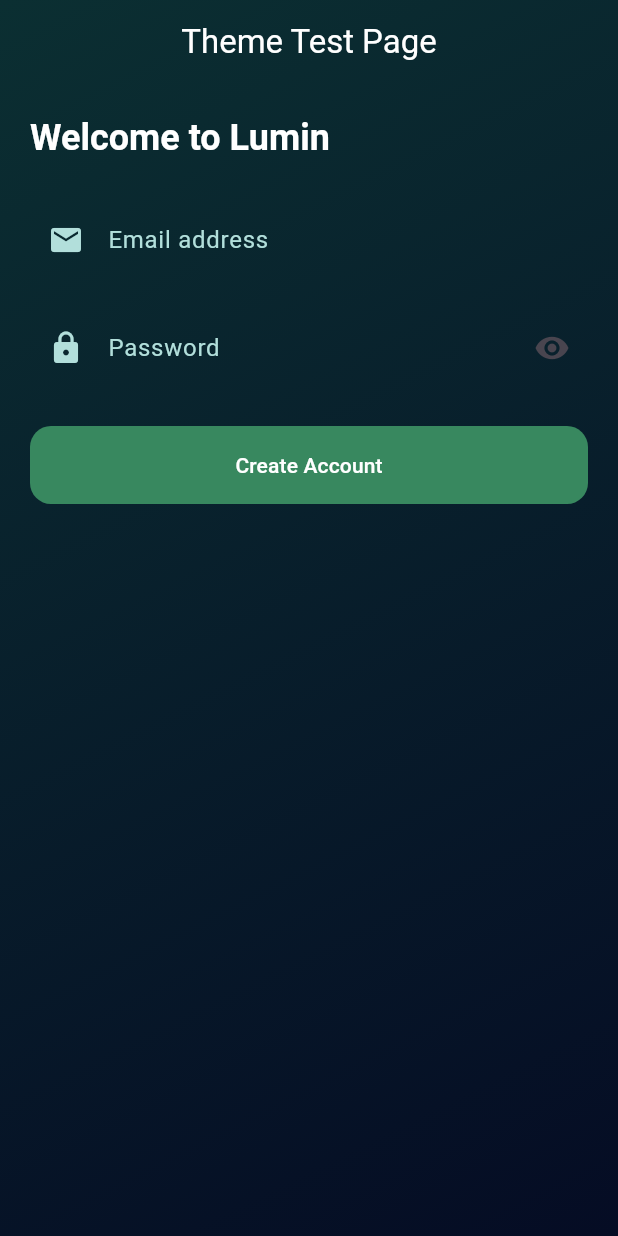
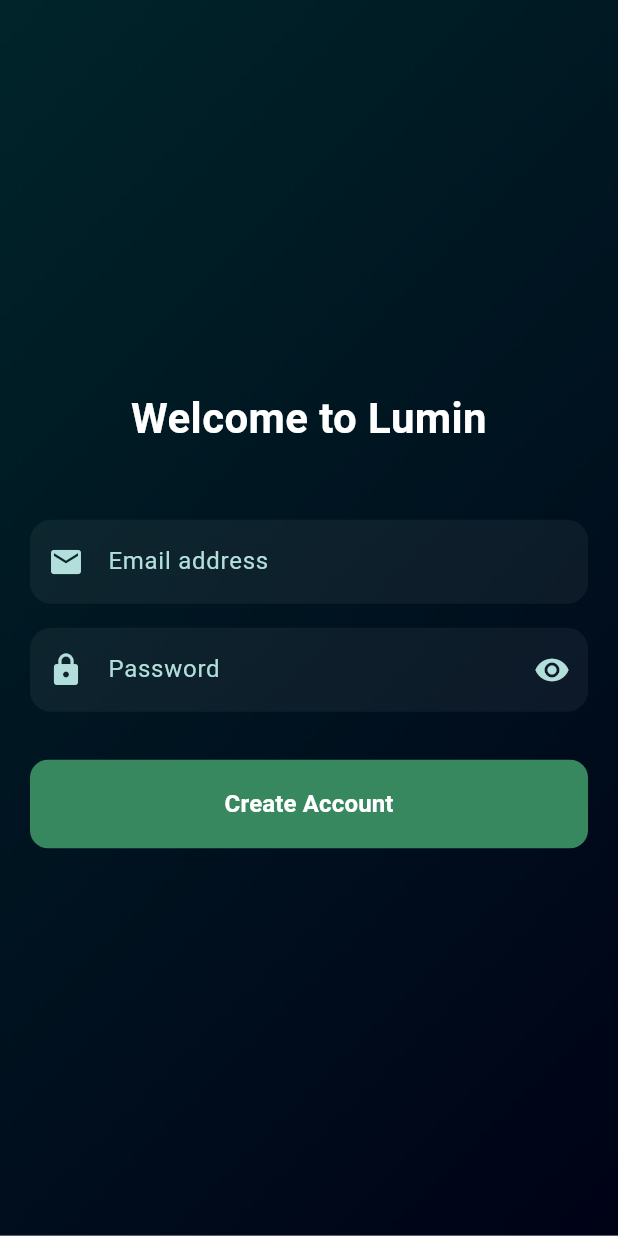
Before and after one commit to luminProject/Lumin_application, a Flutter app: the screen it shows after launch, on a phone screen of 412 x 824 dp. Run offline on Flutter 3.47's test engine with Material 3 defaults, Android fonts, the phone set to English and light mode, and no system bars.

Commit message:
finish merge

```diff
--- a/lib/Classes/solar_forecast.dart
+++ b/lib/Classes/solar_forecast.dart
@@ -1,5 +1,4 @@
 import 'forcast_model.dart';
-import 'weather_data.dart';
 
 class SolarForecast {
   int forecast_id;
--- a/lib/HomePage.dart
+++ b/lib/HomePage.dart
@@ -1,59 +1,91 @@
 import 'package:flutter/material.dart';
-import 'widgets/gradient_background.dart';
+import 'Widgets/gradient_background.dart';
+import 'Widgets/responsive_layout.dart';
+import 'theme/app_colors.dart';
 
-class HomePage extends StatelessWidget {
-  const HomePage({super.key});
+class LoginPage extends StatelessWidget {
+  const LoginPage({super.key});
 
   @override
   Widget build(BuildContext context) {
     return GradientBackground(
-      child: Scaffold(
-        backgroundColor: Colors.transparent,
-
-        appBar: AppBar(
-          title: const Text("Theme Test Page"),
-          centerTitle: true,
+      child: ResponsiveLayout(
+        showAppBar: false, // لإعطاء مساحة أكبر للتصميم فوق الصورة
+        child: Column(
+          mainAxisAlignment: MainAxisAlignment.center,
+          crossAxisAlignment: CrossAxisAlignment.stretch,
+          children: [
+            // العنوان الرئيسي بنفس نمط Lumin
+            const Text(
+              "Welcome to Lumin",
+              style: TextStyle(
+                color: AppColors.textPrimary,
+                fontSize: 28,
+                fontWeight: FontWeight.bold,
+              ),
+              textAlign: TextAlign.center,
             ),
 
-        body: Padding(
-          padding: const EdgeInsets.all(20),
-          child: Column(
-            crossAxisAlignment: CrossAxisAlignment.stretch,
-            children: [
+            const SizedBox(height: 48),
 
-              Text(
-                "Welcome to Lumin",
-                style: Theme.of(context).textTheme.headlineSmall,
-              ),
-
-              const SizedBox(height: 24),
-
-              const TextField(
+            // حقل البريد الإلكتروني
+            TextField(
+              style: const TextStyle(color: AppColors.textPrimary),
               decoration: InputDecoration(
                 hintText: "Email address",
-                  prefixIcon: Icon(Icons.email),
+                hintStyle: const TextStyle(color: AppColors.textSecondary),
+                prefixIcon: const Icon(Icons.email, color: AppColors.textSecondary),
+                filled: true,
+                fillColor: Colors.white.withOpacity(0.05), // شفافية خفيفة لتناسب الخلفية
+                border: OutlineInputBorder(
+                  borderRadius: BorderRadius.circular(12),
+                  borderSide: BorderSide.none,
+                ),
               ),
             ),
 
             const SizedBox(height: 16),
 
-              const TextField(
+            // حقل كلمة المرور
+            TextField(
               obscureText: true,
+              style: const TextStyle(color: AppColors.textPrimary),
               decoration: InputDecoration(
                 hintText: "Password",
-                  prefixIcon: Icon(Icons.lock),
-                  suffixIcon: Icon(Icons.visibility),
+                hintStyle: const TextStyle(color: AppColors.textSecondary),
+                prefixIcon: const Icon(Icons.lock, color: AppColors.textSecondary),
+                suffixIcon: const Icon(Icons.visibility, color: AppColors.textSecondary),
+                filled: true,
+                fillColor: Colors.white.withOpacity(0.05),
+                border: OutlineInputBorder(
+                  borderRadius: BorderRadius.circular(12),
+                  borderSide: BorderSide.none,
+                ),
               ),
             ),
 
-              const SizedBox(height: 24),
+            const SizedBox(height: 32),
 
+            // زر إنشاء الحساب باستخدام لون AppColors.button
             ElevatedButton(
-                onPressed: () {},
-                child: const Text("Create Account"),
+              onPressed: () {
+                // منطق تسجيل الدخول هنا
+              },
+              style: ElevatedButton.styleFrom(
+                backgroundColor: AppColors.button,
+                foregroundColor: Colors.white,
+                padding: const EdgeInsets.symmetric(vertical: 18),
+                shape: RoundedRectangleBorder(
+                  borderRadius: BorderRadius.circular(12),
+                ),
+                elevation: 0,
+              ),
+              child: const Text(
+                "Create Account",
+                style: TextStyle(fontSize: 16, fontWeight: FontWeight.bold),
+              ),
             ),
           ],
-          ),
         ),
       ),
     );
--- a/lib/Widgets/gradient_background.dart
+++ b/lib/Widgets/gradient_background.dart
@@ -1,5 +1,4 @@
 import 'package:flutter/material.dart';
-import '../theme/app_colors.dart';
 
 class GradientBackground extends StatelessWidget {
   final Widget child;
@@ -12,14 +11,15 @@
   @override
   Widget build(BuildContext context) {
     return Container(
+      // لضمان أخذ كامل مساحة الشاشة
+      width: double.infinity,
+      height: double.infinity,
       decoration: const BoxDecoration(
-        gradient: LinearGradient(
-          begin: Alignment.topLeft,
-          end: Alignment.bottomRight,
-          colors: [
-            AppColors.gradientTop,
-            AppColors.gradientBottom,
-          ],
+        image: DecorationImage(
+          // تأكد من مطابقة اسم الصورة لما هو موجود في مجلد assets
+          image: AssetImage('assets/images/bg.png'),
+          // يضمن عدم تمطط الصورة وتغطيتها لكل الأجهزة
+          fit: BoxFit.cover,
         ),
       ),
       child: child,
--- /dev/null
+++ b/lib/Widgets/responsive_layout.dart
@@ -0,0 +1,50 @@
+import 'package:flutter/material.dart';
+
+class ResponsiveLayout extends StatelessWidget {
+  final Widget child;
+  final bool showAppBar;
+  final String? title;
+
+  const ResponsiveLayout({
+    super.key,
+    required this.child,
+    this.showAppBar = true,
+    this.title,
+  });
+
+  @override
+  Widget build(BuildContext context) {
+    // الحصول على أبعاد الشاشة
+    final size = MediaQuery.of(context).size;
+    final bool isMobile = size.width < 600;
+
+    return Scaffold(
+      backgroundColor: Colors.transparent, // مهم لظهور الخلفية
+      extendBodyBehindAppBar: true,
+      appBar: showAppBar
+          ? AppBar(
+              title: Text(title ?? ""),
+              centerTitle: true,
+              backgroundColor: Colors.transparent,
+              elevation: 0,
+              scrolledUnderElevation: 0,
+            )
+          : null,
+      body: Center(
+        child: SingleChildScrollView(
+          // السماح بالتمرير عند ظهور لوحة المفاتيح
+          child: Container(
+            width: double.infinity,
+            constraints: const BoxConstraints(maxWidth: 1200), // أقصى عرض للتابلت
+            padding: EdgeInsets.symmetric(
+              // حواف ديناميكية: 20 بكسل للجوال و 15% من العرض للأجهزة الكبيرة
+              horizontal: isMobile ? 20.0 : size.width * 0.15,
+              vertical: 20.0,
+            ),
+            child: child,
+          ),
+        ),
+      ),
+    );
+  }
+}
--- a/lib/main.dart
+++ b/lib/main.dart
@@ -14,7 +14,7 @@
     return MaterialApp(
       debugShowCheckedModeBanner: false,
       theme: AppTheme.darkTheme,
-      home: const HomePage(),
+      home: const LoginPage(),
     );
   }
 }
--- a/lib/theme/app_colors.dart
+++ b/lib/theme/app_colors.dart
@@ -2,8 +2,9 @@
 
 class AppColors {
   // 🌈 Gradient Background
-  static const Color gradientTop = Color(0xFF0B2F32);
-  static const Color gradientBottom = Color(0xFF050C24);
+  static const Color gradientTop = Color.fromRGBO(11, 47, 50, 1);
+  // اللون الجديد الذي طلبته (1, 5, 15)
+  static const Color gradientBottom = Color(0xFF01050F);
 
   // 🔘 Button
   static const Color button = Color(0xFF38885F);
--- a/lib/theme/app_theme.dart
+++ b/lib/theme/app_theme.dart
@@ -33,7 +33,7 @@
     // 🧾 TextField Theme
     inputDecorationTheme: InputDecorationTheme(
       filled: true,
-      fillColor: AppColors.textFieldFill,
+      fillColor: const Color.fromARGB(15, 255, 255, 255),
       hintStyle: const TextStyle(color: AppColors.textSecondary),
       prefixIconColor: AppColors.textSecondary,
 
--- a/pubspec.yaml
+++ b/pubspec.yaml
@@ -56,11 +56,10 @@
   # included with your application, so that you can use the icons in
   # the material Icons class.
   uses-material-design: true
-
   # To add assets to your application, add an assets section, like this:
-  # assets:
+  assets:
+    - assets/images/
   #   - images/a_dot_burr.jpeg
-  #   - images/a_dot_ham.jpeg
 
   # An image asset can refer to one or more resolution-specific "variants", see
   # https://flutter.dev/to/resolution-aware-images
```
Also changed, not shown: assets/images/bg.png (added), lib/Themes/test4.dart (deleted). Lines whose indentation alone changed are shown as unchanged.
